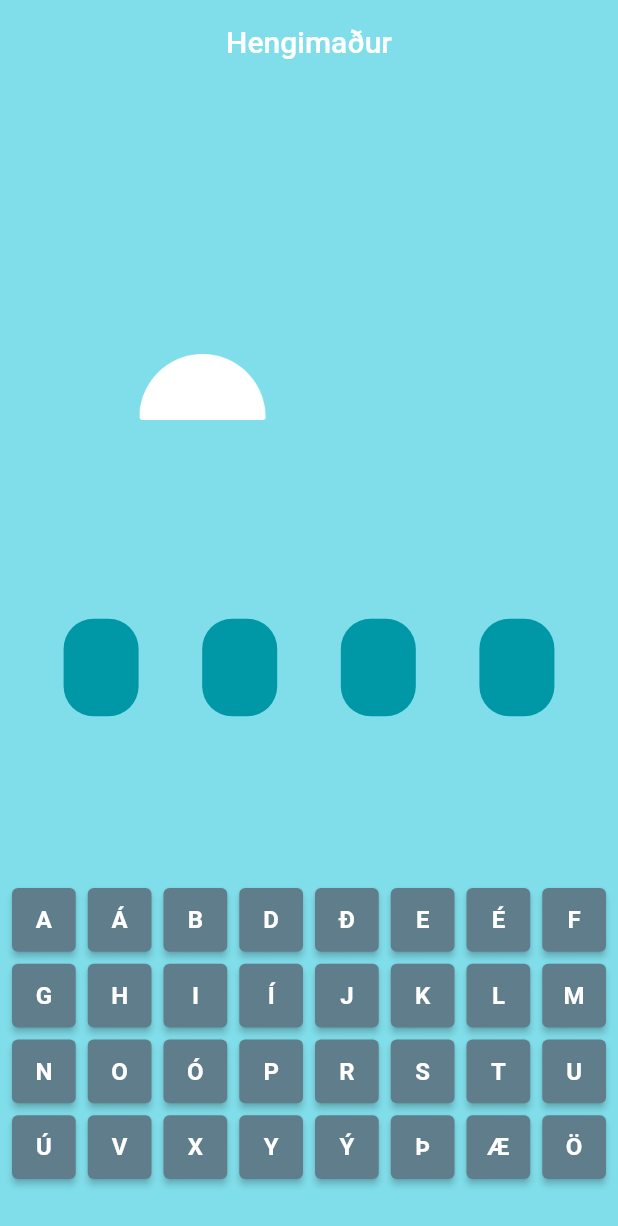
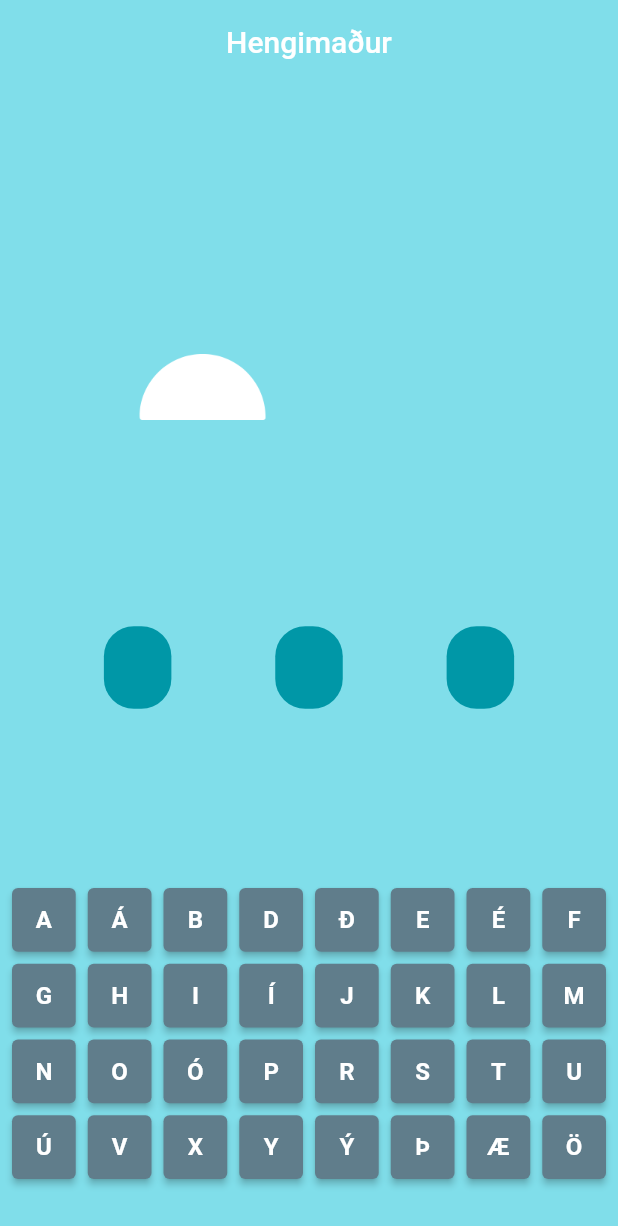
Before and after one commit to indianaea/hangman_game, a Flutter app: the screen it shows after launch, on a phone screen of 412 x 824 dp. Shown: the top 1226 px of the screen. Run offline on Flutter 3.47's test engine with Material 2 defaults, Android fonts, the phone set to English and light mode, and no system bars.

Commit message:
minor breytingar

```diff
--- a/lib/UI/widgets/letters.dart
+++ b/lib/UI/widgets/letters.dart
@@ -4,8 +4,8 @@
 
 Widget letter(String character, bool hidden) {
   return Container(
-    height: 65,
-    width: 50,
+    height: 55,
+    width: 45,
     padding: EdgeInsets.all(10.0),
     decoration: BoxDecoration(
       color: appColors.primaryColorDark,
@@ -19,7 +19,7 @@
           style: TextStyle(
             color: Colors.white,
             fontWeight: FontWeight.bold,
-            fontSize: 36.0,
+            fontSize: 28.0,
           ),
         ),
       ),
--- /dev/null
+++ b/lib/UX/alphabet.dart
@@ -0,0 +1,38 @@
+//Búum til stafróið til að sýna það framan á skjánum
+
+class setupAlphabet {
+  static List<String> icelandic_alphabet = [
+    'A',
+    'Á',
+    'B',
+    'D',
+    'Ð',
+    'E',
+    'É',
+    'F',
+    'G',
+    'H',
+    'I',
+    'Í',
+    'J',
+    'K',
+    'L',
+    'M',
+    'N',
+    'O',
+    'Ó',
+    'P',
+    'R',
+    'S',
+    'T',
+    'U',
+    'Ú',
+    'V',
+    'X',
+    'Y',
+    'Ý',
+    'Þ',
+    'Æ',
+    'Ö',
+  ];
+}
--- a/lib/main.dart
+++ b/lib/main.dart
@@ -6,6 +6,7 @@
 import 'package:hangman_game/UI/widgets/hangman_photo.dart';
 import 'package:hangman_game/UX/build_hangman.dart';
 import 'package:hangman_game/UI/widgets/letters.dart';
+import 'package:hangman_game/UX/alphabet.dart';
 
 void main() {
   runApp(const MyApp());
@@ -31,47 +32,11 @@
 }
 
 class _HomeAppState extends State<HomeApp> {
-  // List of words for the game
-  List<String> words = ['Epli', 'banani', 'sól', 'bíll', 'sokkur'];
+  // Listi af orðum fyrir leikinn
+  List<String> words = ['Epli', 'Banani', 'Sól', 'Bíll', 'Sokkur', 'Hamar', 'Kiwi'];
 
   // Randomly selected word for the game
   String word = ''.toUpperCase();
-
-  //Búum til stafróið til að sýna það framan á skjánum
-  List<String> icelandic_alphabet = [
-    'A',
-    'Á',
-    'B',
-    'D',
-    'Ð',
-    'E',
-    'É',
-    'F',
-    'G',
-    'H',
-    'I',
-    'Í',
-    'J',
-    'K',
-    'L',
-    'M',
-    'N',
-    'O',
-    'Ó',
-    'P',
-    'R',
-    'S',
-    'T',
-    'U',
-    'Ú',
-    'V',
-    'X',
-    'Y',
-    'Ý',
-    'Þ',
-    'Æ',
-    'Ö',
-  ];
 
   @override
   void initState() {
@@ -138,7 +103,7 @@
               mainAxisSpacing: 8.0,
               crossAxisSpacing: 8.0,
               padding: EdgeInsets.all(8.0),
-              children: icelandic_alphabet.map((e) {
+              children: setupAlphabet.icelandic_alphabet.map((e) {
                 return RawMaterialButton(
                   onPressed: buildHangman.guessedLetters.contains(e) ? null : () {
                     setState(() {
```
